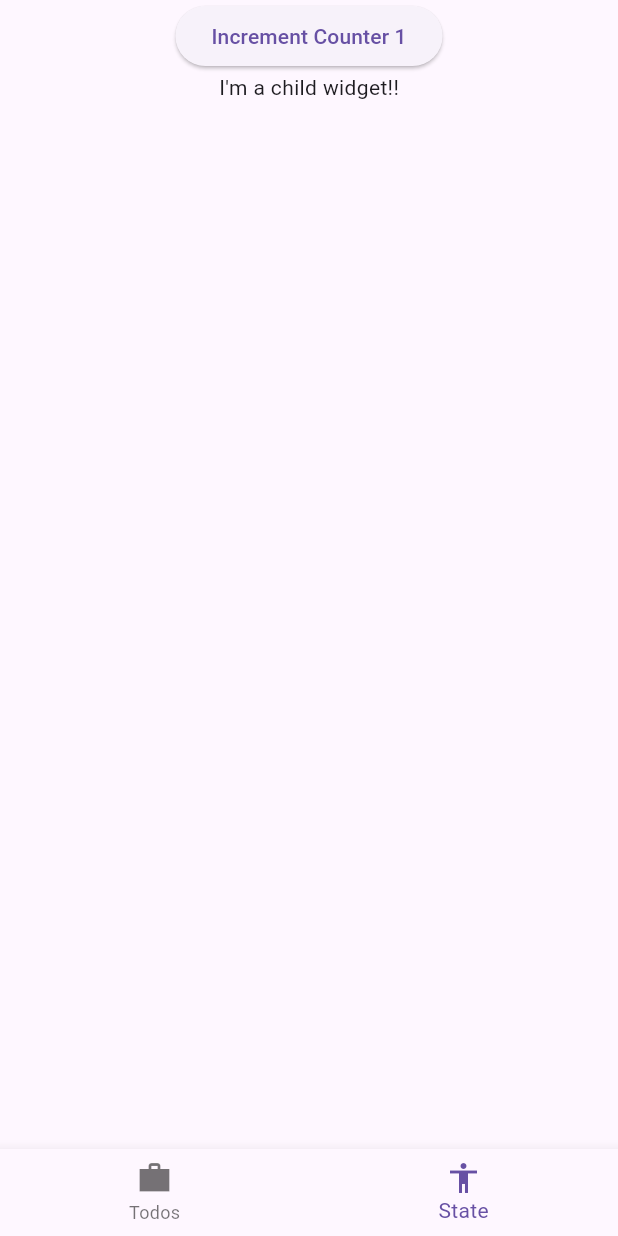
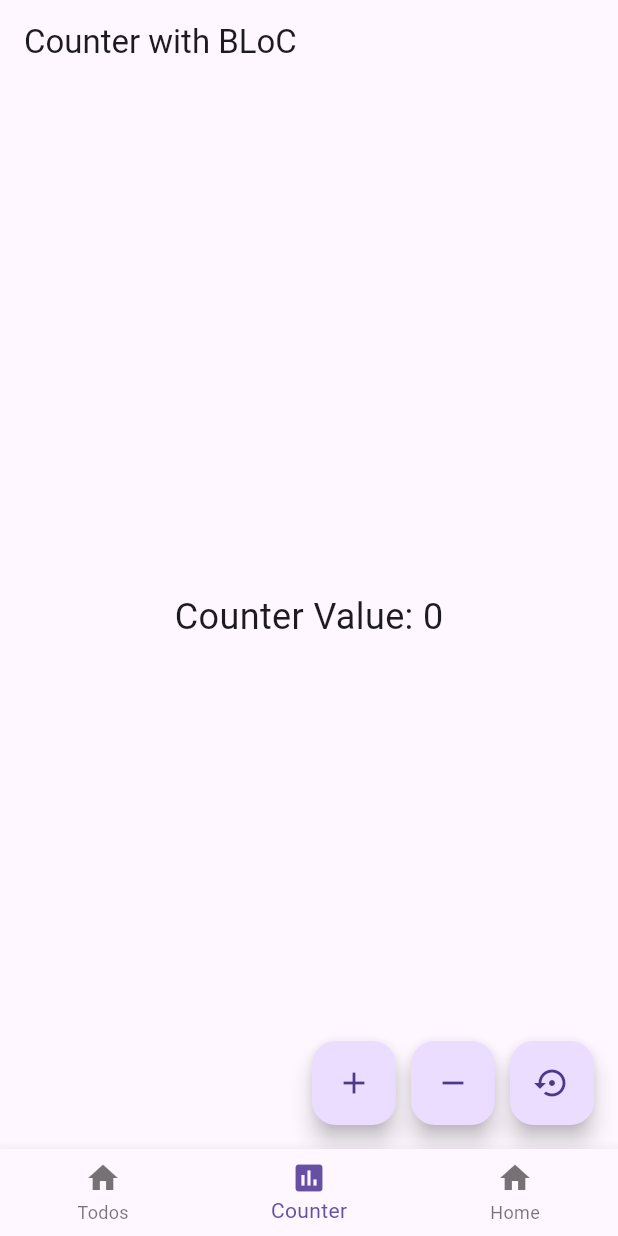
Before and after one commit to powdevlin12/Todo_Flutter, a Flutter app: the screen it shows after launch, item 2 of the bottom bar chosen, on a phone screen of 412 x 824 dp. Run offline on Flutter 3.47's test engine with Material 3 defaults, Android fonts, the light colour scheme and no system bars; our stand-ins replace equatable, flutter_bloc, shared_preferences.

Commit message:
add bloc

```diff
--- a/lib/main.dart
+++ b/lib/main.dart
@@ -1,4 +1,5 @@
 import 'package:flutter/material.dart';
+import 'package:learn_fluter/screens/home/index.dart';
 import 'package:learn_fluter/screens/settings/setting.dart';
 import 'package:learn_fluter/screens/todos/todos.dart';
 
@@ -32,7 +33,8 @@ class _BottomTabState extends State<BottomTab> {
   // Danh sách các màn hình
   final List<Widget> _screens = [
     const TodoApp(),
-    const Screen2(),
+    const MyCounterPage(),
+    const HomePage(),
   ];
 
   @override
@@ -48,12 +50,16 @@ class _BottomTabState extends State<BottomTab> {
         },
         items: const [
           BottomNavigationBarItem(
-            icon: Icon(Icons.work_sharp),
+            icon: Icon(Icons.home),
             label: 'Todos',
           ),
           BottomNavigationBarItem(
-            icon: Icon(Icons.accessibility),
-            label: 'State',
+            icon: Icon(Icons.assessment),
+            label: 'Counter',
+          ),
+          BottomNavigationBarItem(
+            icon: Icon(Icons.home),
+            label: 'Home',
           ),
         ],
       ),
--- /dev/null
+++ b/lib/screens/settings/bloc/bloc-setting.dart
@@ -0,0 +1,17 @@
+import 'package:flutter_bloc/flutter_bloc.dart';
+import 'package:learn_fluter/screens/settings/bloc/events-setting.dart';
+import 'package:learn_fluter/screens/settings/bloc/state-setting.dart';
+
+class CounterBloc extends Bloc<CounterEvent, CounterState> {
+  CounterBloc() : super(const CounterState(0)) {
+    on<IncrementEvent>((event, emit) {
+      emit(CounterState(state.counterValue + 1));
+    });
+    on<DecrementEvent>((event, emit) {
+      emit(CounterState(state.counterValue - 1));
+    });
+    on<ResetEvent>((event, emit) {
+      emit(const CounterState(0));
+    });
+  }
+}
--- /dev/null
+++ b/lib/screens/settings/bloc/events-setting.dart
@@ -0,0 +1,12 @@
+import 'package:equatable/equatable.dart';
+
+abstract class CounterEvent extends Equatable {
+  @override
+  List<Object?> get props => [];
+}
+
+class IncrementEvent extends CounterEvent {}
+
+class DecrementEvent extends CounterEvent {}
+
+class ResetEvent extends CounterEvent {}
--- /dev/null
+++ b/lib/screens/settings/bloc/state-setting.dart
@@ -0,0 +1,10 @@
+import 'package:equatable/equatable.dart';
+
+class CounterState extends Equatable {
+  final int counterValue;
+
+  const CounterState(this.counterValue);
+
+  @override
+  List<Object?> get props => [counterValue];
+}
--- a/lib/screens/settings/setting.dart
+++ b/lib/screens/settings/setting.dart
@@ -1,53 +1,61 @@
 import 'package:flutter/material.dart';
+import 'package:flutter_bloc/flutter_bloc.dart';
+import 'package:learn_fluter/screens/settings/bloc/bloc-setting.dart';
+import 'package:learn_fluter/screens/settings/bloc/events-setting.dart';
+import 'package:learn_fluter/screens/settings/bloc/state-setting.dart';
 
-class Screen2 extends StatelessWidget {
+class MyCounterPage extends StatelessWidget {
+  const MyCounterPage({super.key});
+
   @override
   Widget build(BuildContext context) {
-    return const Scaffold(
-      body: ParentWidget(),
+    return MaterialApp(
+      home: BlocProvider(
+        create: (context) => CounterBloc(),
+        child: const CounterPage(),
+      ),
     );
-  }
-
-  const Screen2({super.key});
-}
-
-class ParentWidget extends StatefulWidget {
-  const ParentWidget({super.key});
-
-  @override
-  State<StatefulWidget> createState() {
-    return ParentWidgetState();
   }
 }
 
-class ParentWidgetState extends State<ParentWidget> {
-  int count = 1;
+class CounterPage extends StatelessWidget {
+  const CounterPage({super.key});
+
   @override
   Widget build(BuildContext context) {
-    print('parent widget rebuild!');
-    return Center(
-      child: Column(
+    final counterBloc = BlocProvider.of<CounterBloc>(context);
+
+    return Scaffold(
+      appBar: AppBar(title: const Text('Counter with BLoC')),
+      body: BlocBuilder<CounterBloc, CounterState>(
+        builder: (context, state) {
+          return Center(
+            child: Text(
+              'Counter Value: ${state.counterValue}',
+              style: const TextStyle(fontSize: 24),
+            ),
+          );
+        },
+      ),
+      floatingActionButton: Row(
+        mainAxisAlignment: MainAxisAlignment.end,
         children: [
-          ElevatedButton(
-              onPressed: () {
-                setState(() {
-                  count++;
-                });
-              },
-              child: Text('Increment Counter $count')),
-          const ChildWidget()
+          FloatingActionButton(
+            onPressed: () => counterBloc.add(IncrementEvent()),
+            child: const Icon(Icons.add),
+          ),
+          const SizedBox(width: 10),
+          FloatingActionButton(
+            onPressed: () => counterBloc.add(DecrementEvent()),
+            child: const Icon(Icons.remove),
+          ),
+          const SizedBox(width: 10),
+          FloatingActionButton(
+            onPressed: () => counterBloc.add(ResetEvent()),
+            child: const Icon(Icons.settings_backup_restore_outlined),
+          ),
         ],
       ),
     );
   }
 }
-
-class ChildWidget extends StatelessWidget {
-  const ChildWidget({super.key});
-
-  @override
-  Widget build(BuildContext context) {
-    print('child parent rebuild!');
-    return Text("I'm a child widget!!", key: UniqueKey());
-  }
-}
--- a/pubspec.yaml
+++ b/pubspec.yaml
@@ -36,6 +36,8 @@ dependencies:
   cupertino_icons: ^1.0.8
   shared_preferences: ^2.3.4
   flutter_launcher_icons: ^0.14.2
+  flutter_bloc: ^8.1.0
+  equatable: ^2.0.7
 
 flutter_launcher_icons:
   android: 'launcher_icon'
```
Also changed, not shown: lib/screens/home/index.dart (added, +285 -0 lines), pubspec.lock.
